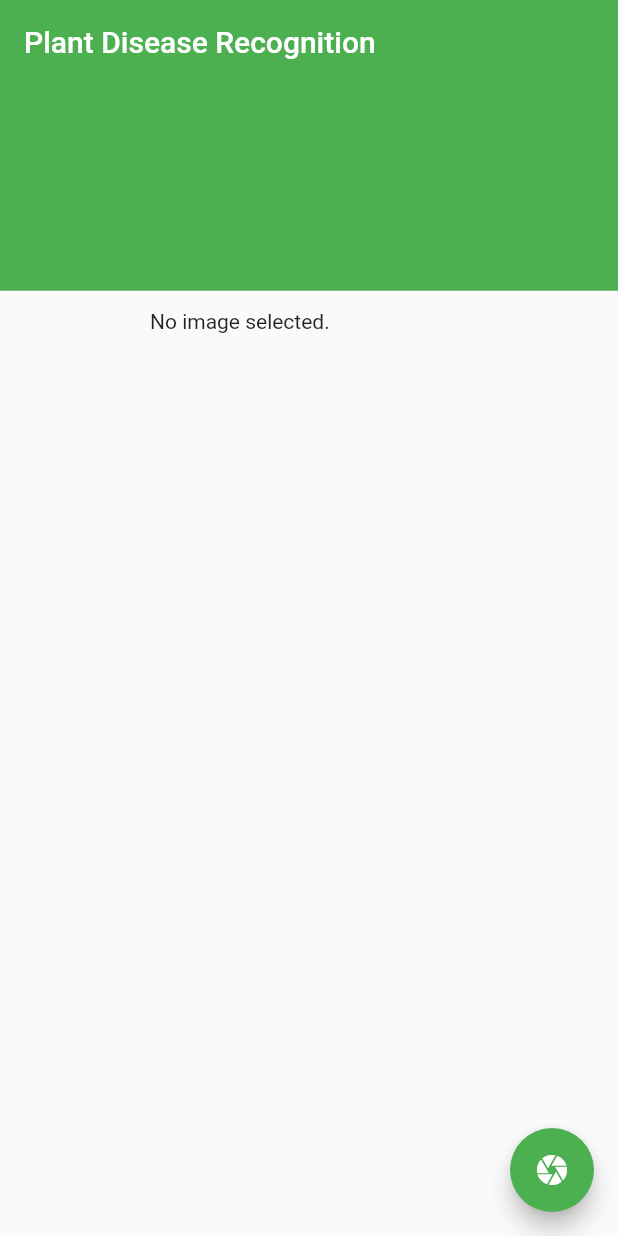
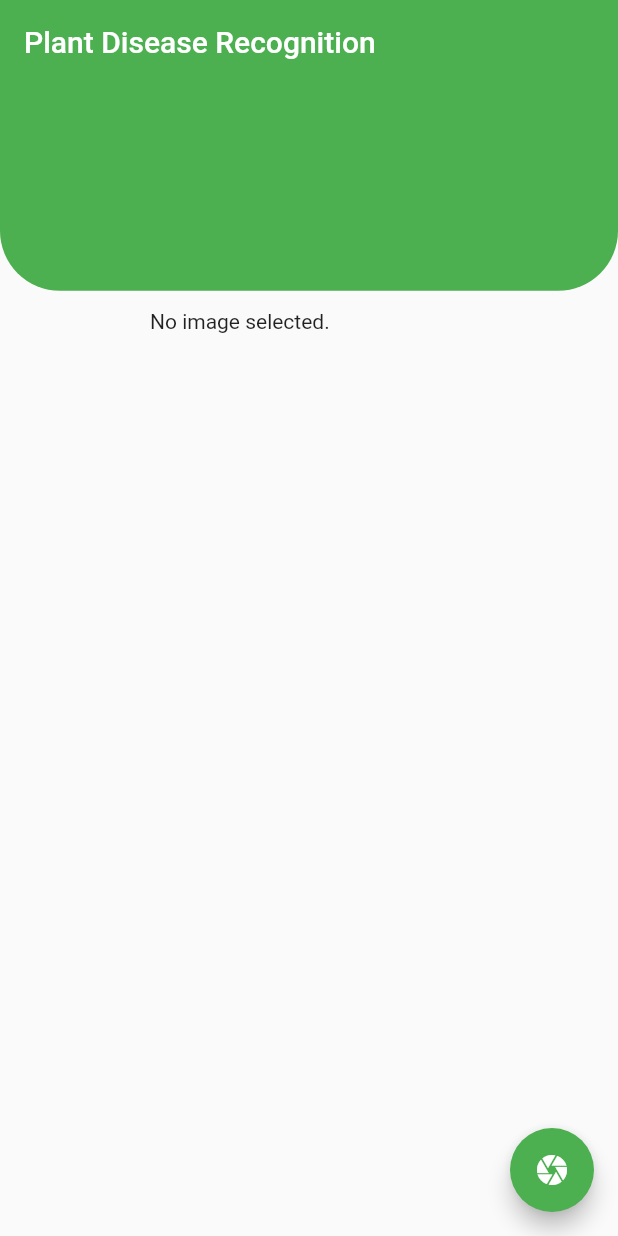
Before and after one commit to fitse-yotor/plant, a Flutter app: the screen it shows after launch, on a phone screen of 412 x 824 dp. Run offline on Flutter 3.47's test engine with Material 2 defaults, Android fonts, the phone set to English and light mode, and no system bars; our stand-ins replace image_picker, splashscreen; missing offline and left inert: tflite.

Commit message:
border radius

```diff
--- a/lib/modelHelper.dart
+++ b/lib/modelHelper.dart
@@ -144,7 +144,13 @@ class _MyAppState extends State<MyApp> {
             child: Stack(children: <Widget>[
               Container(
                 height: size.height * 0.2 - 27,
-                decoration: BoxDecoration(color: Colors.green),
+                decoration: BoxDecoration(
+                  color: Colors.green,
+                  borderRadius: BorderRadius.only(
+                    bottomLeft: Radius.circular(40),
+                    bottomRight: Radius.circular(40),
+                  ),
+                ),
                 child: Stack(
                   children: _recognitions != null
                       ? _recognitions.map((res) {
```
